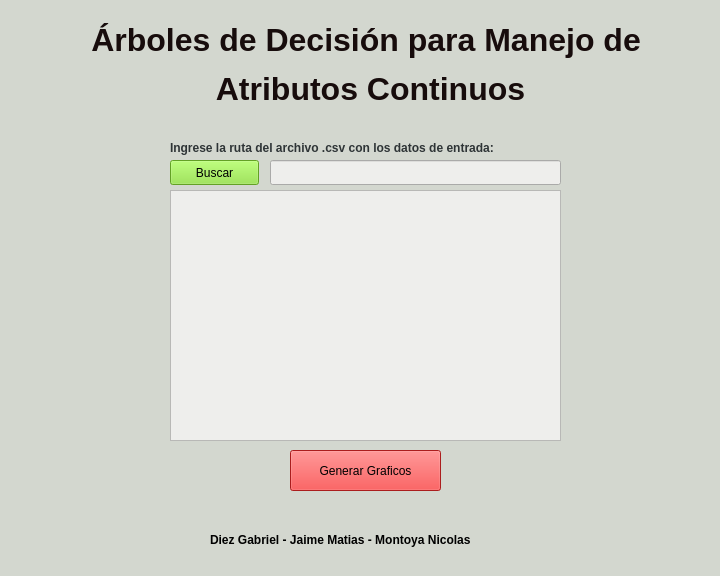
JaimeMatias/Inteligencia-Artificial, file ventana1.ui: the form before one commit.
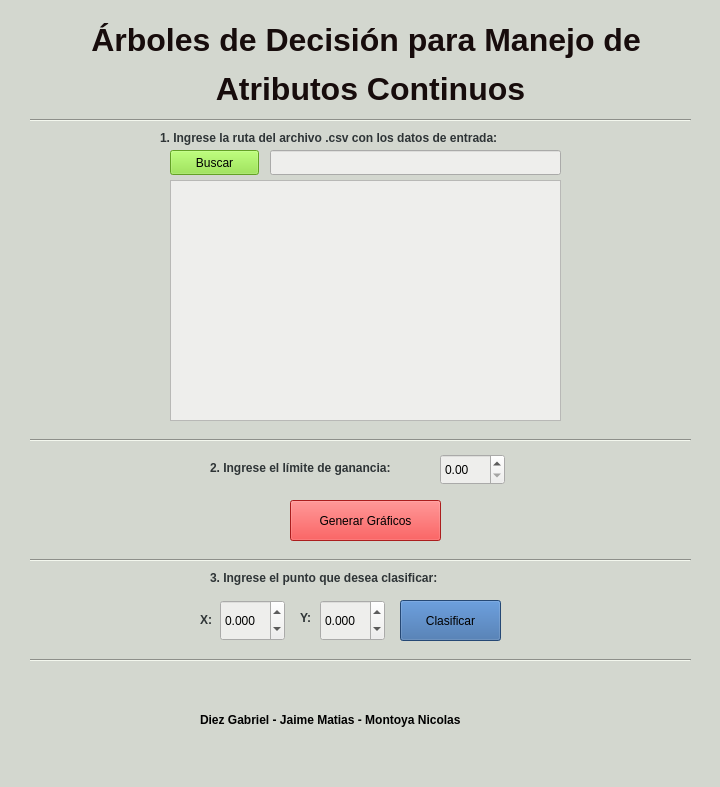
The form after the commit. Icons and pictures are not drawn.

Commit message:
Agrego Limite y Clasificador a la Interface Grafica
Agrego Limite y Clasificador a la Interface Grafica

Patch:
```diff
--- a/ventana1.ui
+++ b/ventana1.ui
@@ -7,7 +7,7 @@
     <x>0</x>
     <y>0</y>
     <width>720</width>
-    <height>576</height>
+    <height>787</height>
    </rect>
   </property>
   <property name="windowTitle">
@@ -34,7 +34,7 @@
     <property name="geometry">
      <rect>
       <x>290</x>
-      <y>450</y>
+      <y>500</y>
       <width>151</width>
       <height>41</height>
      </rect>
@@ -43,27 +43,27 @@
      <string notr="true">background-color: rgb(239, 41, 41);</string>
     </property>
     <property name="text">
-     <string>Generar Graficos</string>
+     <string>Generar Gráficos</string>
     </property>
    </widget>
    <widget class="QLabel" name="label_2">
     <property name="geometry">
      <rect>
-      <x>170</x>
-      <y>140</y>
+      <x>160</x>
+      <y>130</y>
       <width>421</width>
       <height>17</height>
      </rect>
     </property>
     <property name="text">
-     <string>&lt;html&gt;&lt;head/&gt;&lt;body&gt;&lt;p&gt;&lt;span style=&quot; font-weight:600; color:#2e3436;&quot;&gt;Ingrese la ruta del archivo .csv con los datos de entrada:&lt;/span&gt;&lt;/p&gt;&lt;/body&gt;&lt;/html&gt;</string>
+     <string>&lt;html&gt;&lt;head/&gt;&lt;body&gt;&lt;p&gt;&lt;span style=&quot; font-weight:600; color:#2e3436;&quot;&gt;1. Ingrese la ruta del archivo .csv con los datos de entrada:&lt;/span&gt;&lt;/p&gt;&lt;/body&gt;&lt;/html&gt;</string>
     </property>
    </widget>
    <widget class="QPushButton" name="btnBuscar">
     <property name="geometry">
      <rect>
       <x>170</x>
-      <y>160</y>
+      <y>150</y>
       <width>89</width>
       <height>25</height>
      </rect>
@@ -78,8 +78,8 @@
    <widget class="QLabel" name="label_5">
     <property name="geometry">
      <rect>
-      <x>210</x>
-      <y>530</y>
+      <x>200</x>
+      <y>710</y>
       <width>331</width>
       <height>20</height>
      </rect>
@@ -92,9 +92,9 @@
     <property name="geometry">
      <rect>
       <x>170</x>
-      <y>190</y>
+      <y>180</y>
       <width>391</width>
-      <height>251</height>
+      <height>241</height>
      </rect>
     </property>
     <property name="styleSheet">
@@ -105,7 +105,7 @@
     <property name="geometry">
      <rect>
       <x>270</x>
-      <y>160</y>
+      <y>150</y>
       <width>291</width>
       <height>25</height>
      </rect>
@@ -118,7 +118,7 @@
     <property name="geometry">
      <rect>
       <x>20</x>
-      <y>490</y>
+      <y>700</y>
       <width>151</width>
       <height>61</height>
      </rect>
@@ -133,8 +133,8 @@
    <widget class="QLabel" name="label_4">
     <property name="geometry">
      <rect>
-      <x>580</x>
-      <y>460</y>
+      <x>550</x>
+      <y>670</y>
       <width>111</width>
       <height>91</height>
      </rect>
@@ -146,6 +146,177 @@
      <string/>
     </property>
    </widget>
+   <widget class="Line" name="line">
+    <property name="geometry">
+     <rect>
+      <x>30</x>
+      <y>550</y>
+      <width>661</width>
+      <height>20</height>
+     </rect>
+    </property>
+    <property name="orientation">
+     <enum>Qt::Horizontal</enum>
+    </property>
+   </widget>
+   <widget class="QLabel" name="label_6">
+    <property name="geometry">
+     <rect>
+      <x>210</x>
+      <y>460</y>
+      <width>231</width>
+      <height>17</height>
+     </rect>
+    </property>
+    <property name="text">
+     <string>&lt;html&gt;&lt;head/&gt;&lt;body&gt;&lt;p&gt;&lt;span style=&quot; font-weight:600; color:#2e3436;&quot;&gt;2. Ingrese el límite de ganancia: &lt;/span&gt;&lt;/p&gt;&lt;/body&gt;&lt;/html&gt;</string>
+    </property>
+   </widget>
+   <widget class="QDoubleSpinBox" name="limite">
+    <property name="geometry">
+     <rect>
+      <x>440</x>
+      <y>454</y>
+      <width>65</width>
+      <height>31</height>
+     </rect>
+    </property>
+    <property name="styleSheet">
+     <string notr="true">background-color: rgb(238, 238, 236);</string>
+    </property>
+   </widget>
+   <widget class="QPushButton" name="btnClasificar">
+    <property name="geometry">
+     <rect>
+      <x>400</x>
+      <y>600</y>
+      <width>101</width>
+      <height>41</height>
+     </rect>
+    </property>
+    <property name="styleSheet">
+     <string notr="true">background-color: rgb(52, 101, 164);</string>
+    </property>
+    <property name="text">
+     <string>Clasificar</string>
+    </property>
+   </widget>
+   <widget class="QLabel" name="label_7">
+    <property name="geometry">
+     <rect>
+      <x>210</x>
+      <y>570</y>
+      <width>291</width>
+      <height>17</height>
+     </rect>
+    </property>
+    <property name="text">
+     <string>&lt;html&gt;&lt;head/&gt;&lt;body&gt;&lt;p&gt;&lt;span style=&quot; font-weight:600; color:#2e3436;&quot;&gt;3. Ingrese el punto que desea clasificar:&lt;/span&gt;&lt;/p&gt;&lt;/body&gt;&lt;/html&gt;</string>
+    </property>
+   </widget>
+   <widget class="QLabel" name="label_8">
+    <property name="geometry">
+     <rect>
+      <x>200</x>
+      <y>610</y>
+      <width>16</width>
+      <height>21</height>
+     </rect>
+    </property>
+    <property name="text">
+     <string>&lt;html&gt;&lt;head/&gt;&lt;body&gt;&lt;p&gt;&lt;span style=&quot; font-weight:600; color:#2e3436;&quot;&gt;X:&lt;/span&gt;&lt;/p&gt;&lt;/body&gt;&lt;/html&gt;</string>
+    </property>
+   </widget>
+   <widget class="QLabel" name="label_9">
+    <property name="geometry">
+     <rect>
+      <x>300</x>
+      <y>610</y>
+      <width>16</width>
+      <height>17</height>
+     </rect>
+    </property>
+    <property name="text">
+     <string>&lt;html&gt;&lt;head/&gt;&lt;body&gt;&lt;p&gt;&lt;span style=&quot; font-weight:600; color:#2e3436;&quot;&gt;Y:&lt;/span&gt;&lt;/p&gt;&lt;/body&gt;&lt;/html&gt;</string>
+    </property>
+   </widget>
+   <widget class="Line" name="line_2">
+    <property name="geometry">
+     <rect>
+      <x>30</x>
+      <y>650</y>
+      <width>661</width>
+      <height>20</height>
+     </rect>
+    </property>
+    <property name="orientation">
+     <enum>Qt::Horizontal</enum>
+    </property>
+   </widget>
+   <widget class="Line" name="line_3">
+    <property name="geometry">
+     <rect>
+      <x>30</x>
+      <y>430</y>
+      <width>661</width>
+      <height>20</height>
+     </rect>
+    </property>
+    <property name="orientation">
+     <enum>Qt::Horizontal</enum>
+    </property>
+   </widget>
+   <widget class="Line" name="line_4">
+    <property name="geometry">
+     <rect>
+      <x>30</x>
+      <y>110</y>
+      <width>661</width>
+      <height>20</height>
+     </rect>
+    </property>
+    <property name="orientation">
+     <enum>Qt::Horizontal</enum>
+    </property>
+   </widget>
+   <widget class="QDoubleSpinBox" name="puntox">
+    <property name="geometry">
+     <rect>
+      <x>220</x>
+      <y>600</y>
+      <width>65</width>
+      <height>41</height>
+     </rect>
+    </property>
+    <property name="styleSheet">
+     <string notr="true">background-color: rgb(238, 238, 236);</string>
+    </property>
+    <property name="decimals">
+     <number>3</number>
+    </property>
+    <property name="minimum">
+     <double>-9999000.000000000000000</double>
+    </property>
+   </widget>
+   <widget class="QDoubleSpinBox" name="puntoy">
+    <property name="geometry">
+     <rect>
+      <x>320</x>
+      <y>600</y>
+      <width>65</width>
+      <height>41</height>
+     </rect>
+    </property>
+    <property name="styleSheet">
+     <string notr="true">background-color: rgb(238, 238, 236);</string>
+    </property>
+    <property name="decimals">
+     <number>3</number>
+    </property>
+    <property name="minimum">
+     <double>-9999000.000000000000000</double>
+    </property>
+   </widget>
   </widget>
   <widget class="QStatusBar" name="statusbar"/>
  </widget>
```
The commit also changes 1 other file.
